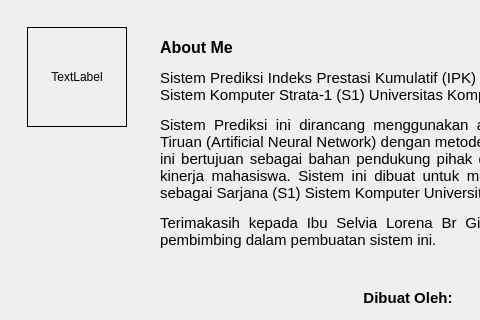
First picture: the form in gui/gui_about.ui, repository mafr017/BNN_GPA, before the edit; both pictures show x 0 to 480 and y 0 to 320 of the 674 by 521 pixel window.
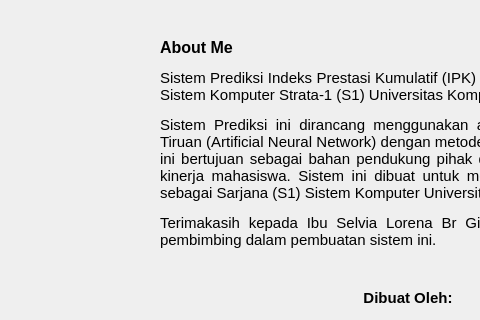
Second picture: the form after the edit. Icons and pictures are not drawn.

The edit to the form file:
```diff
--- a/gui/gui_about.ui
+++ b/gui/gui_about.ui
@@ -39,6 +39,22 @@
        <property name="sizeConstraint">
         <enum>QLayout::SetDefaultConstraint</enum>
        </property>
+       <item>
+        <spacer name="verticalSpacer_5">
+         <property name="orientation">
+          <enum>Qt::Vertical</enum>
+         </property>
+         <property name="sizeType">
+          <enum>QSizePolicy::Fixed</enum>
+         </property>
+         <property name="sizeHint" stdset="0">
+          <size>
+           <width>0</width>
+           <height>20</height>
+          </size>
+         </property>
+        </spacer>
+       </item>
        <item>
         <widget class="QFrame" name="lGambar">
          <property name="sizePolicy">
@@ -51,7 +67,7 @@
           <enum>QFrame::NoFrame</enum>
          </property>
          <property name="frameShadow">
-          <enum>QFrame::Raised</enum>
+          <enum>QFrame::Plain</enum>
          </property>
          <layout class="QHBoxLayout" name="horizontalLayout_2">
           <item>
@@ -72,10 +88,13 @@
              <enum>Qt::LeftToRight</enum>
             </property>
             <property name="frameShape">
-             <enum>QFrame::Box</enum>
+             <enum>QFrame::NoFrame</enum>
             </property>
             <property name="text">
-             <string>TextLabel</string>
+             <string/>
+            </property>
+            <property name="pixmap">
+             <pixmap resource="sourcesGambar.qrc">:/Main/logo_unikom_kuning.png</pixmap>
             </property>
             <property name="scaledContents">
              <bool>true</bool>
```
Left out of the diff: 8 changed lines with no effect on the pictures.
